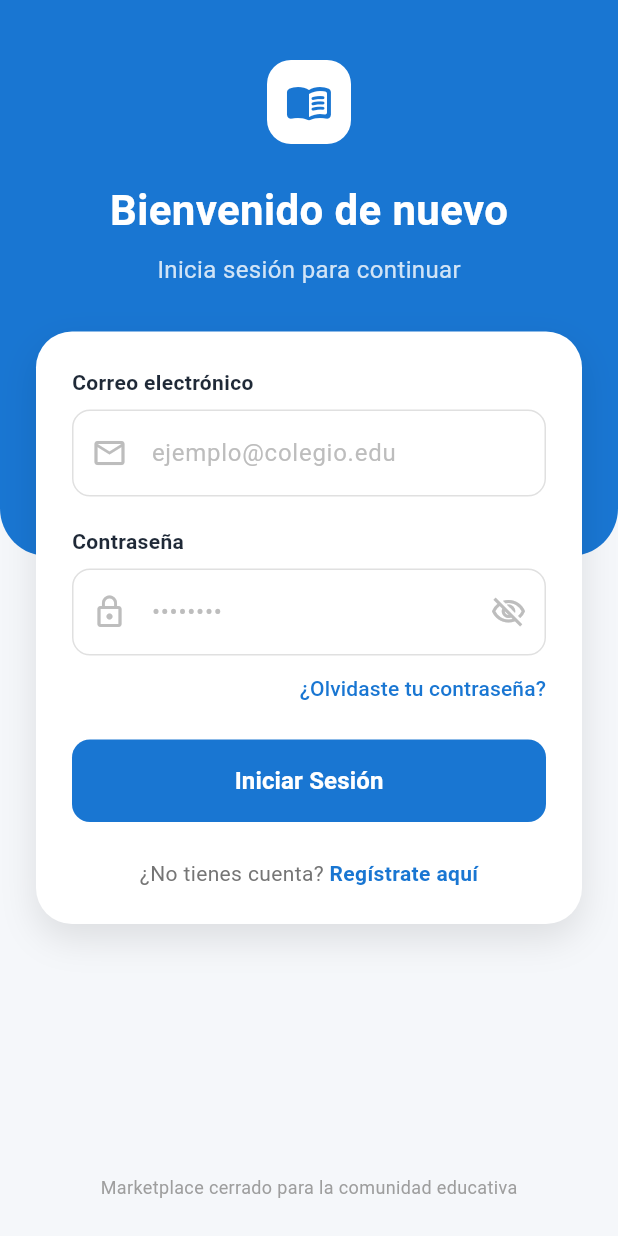
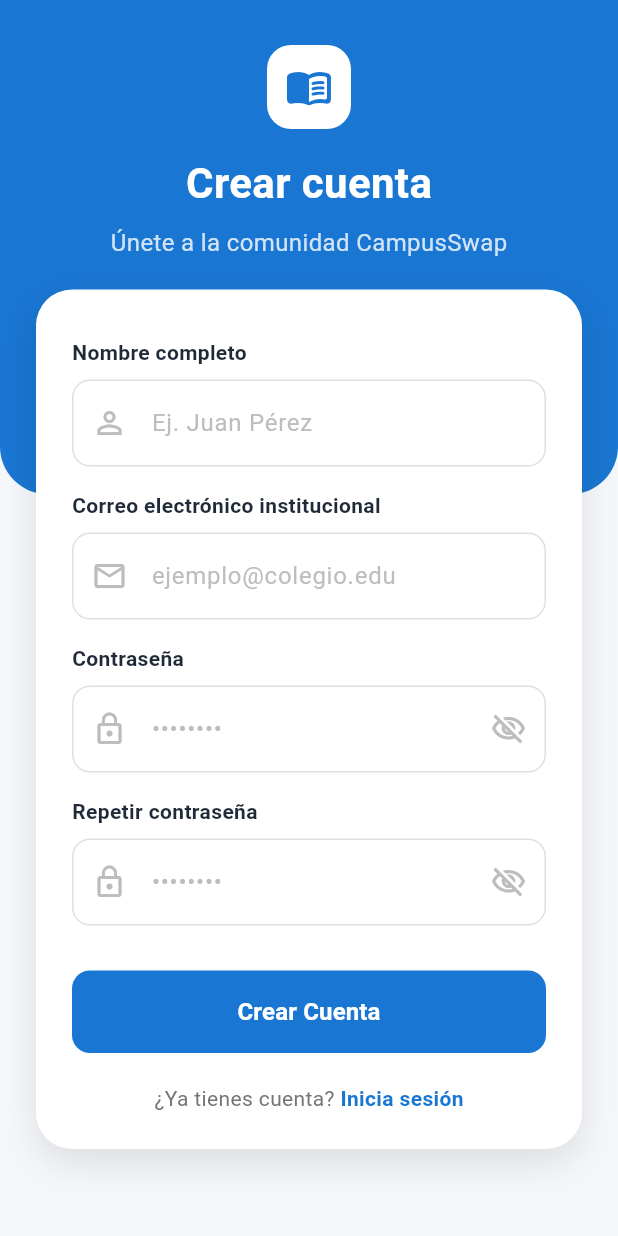
Before and after one commit to Kuro-0-0/CampusSwap-app, a Flutter app: the screen it shows after launch, after a tap on "Regístrate aquí", on a phone screen of 412 x 824 dp. Run offline on Flutter 3.47's test engine with Material 3 defaults, Android fonts, the phone set to English and light mode, and no system bars; our stand-ins replace flutter_bloc, flutter_secure_storage.

Commit message:
Completado la interfaz de registro, con la intregración del bloc

```diff
--- /dev/null
+++ b/lib/core/models/register_request_model.dart
@@ -0,0 +1,25 @@
+class RegisterRequest {
+  final String nombre;
+  final String username;
+  final String email;
+  final String password;
+  final String repeatPassword;
+
+  RegisterRequest({
+    required this.nombre,
+    required this.username,
+    required this.email,
+    required this.password,
+    required this.repeatPassword,
+  });
+
+  Map<String, dynamic> toJson() {
+    return {
+      'nombre': nombre,
+      'username': username,
+      'email': email,
+      'password': password,
+      'repeatPassword': repeatPassword,
+    };
+  }
+}
--- /dev/null
+++ b/lib/core/models/register_response_model.dart
@@ -0,0 +1,27 @@
+class RegisterResponse {
+  final String uuid;
+  final String nombre;
+  final String username;
+  final String email;
+  final String token;
+
+  RegisterResponse({
+    required this.uuid,
+    required this.nombre,
+    required this.username,
+    required this.email,
+    required this.token,
+  });
+
+  factory RegisterResponse.fromJson(Map<String, dynamic> json) {
+    return RegisterResponse(
+      uuid: json['uuid'] ?? '',
+      nombre: json['nombre'] ?? '',
+      username: json['username'] ?? '',
+      email: json['email'] ?? '',
+      token: json['token'] ?? '',
+    );
+  }
+
+
+}
--- a/lib/core/services/token_storage_service.dart
+++ b/lib/core/services/token_storage_service.dart
@@ -6,6 +6,7 @@
 
   // Keys to avoid typos
   static const _keyToken = '';
+  static const baseUrl = 'http://10.0.2.2:8080';
 
   // Save the token
   Future<void> saveToken(String token) async {
--- a/lib/core/widgets/campo_input_custom.dart
+++ b/lib/core/widgets/custom_input_field.dart
@@ -9,6 +9,7 @@
   final TextEditingController? controller;
   final Widget? suffixIcon;
   final TextInputType keyboardType;
+  final String? Function(String?)? validator;
 
   const CustomInputField({
     super.key,
@@ -19,6 +20,7 @@
     this.controller,
     this.suffixIcon,
     this.keyboardType = TextInputType.text,
+    this.validator,
   });
 
   @override
@@ -42,10 +44,11 @@
             borderRadius: BorderRadius.circular(12),
             border: Border.all(color: Colors.grey.shade300),
           ),
-          child: TextField(
+          child: TextFormField(
             controller: controller,
             obscureText: isPassword,
             keyboardType: keyboardType,
+            validator: validator,
             style: const TextStyle(color: AppColors.textDark),
             decoration: InputDecoration(
               hintText: hintText,
--- a/lib/features/auth/bloc/auth_bloc.dart
+++ b/lib/features/auth/bloc/auth_bloc.dart
@@ -1,9 +1,9 @@
-import 'package:bloc/bloc.dart';
 import 'package:campusswap_app/core/models/login_request_model.dart';
 import 'package:campusswap_app/core/models/login_response_model.dart';
 import 'package:campusswap_app/core/services/auth_service.dart';
 import 'package:campusswap_app/core/services/token_storage_service.dart';
-import 'package:meta/meta.dart';
+import 'package:flutter/material.dart';
+import 'package:flutter_bloc/flutter_bloc.dart';
 
 part 'auth_event.dart';
 part 'auth_state.dart';
--- /dev/null
+++ b/lib/features/auth/bloc/register_event.dart
@@ -0,0 +1,9 @@
+part of 'register_bloc.dart';
+
+@immutable
+sealed class RegisterEvent {}
+
+final class RegisterUser extends RegisterEvent{
+  final RegisterRequest registerRequest;
+  RegisterUser(this.registerRequest);
+}
--- /dev/null
+++ b/lib/features/auth/bloc/register_state.dart
@@ -0,0 +1,18 @@
+part of 'register_bloc.dart';
+
+@immutable
+sealed class RegisterState {}
+
+final class RegisterInitial extends RegisterState {}
+
+final class RegisrterLoading extends RegisterState {}
+
+final class RegisterSuccess extends RegisterState {
+  final RegisterResponse registerResponse;
+  RegisterSuccess(this.registerResponse);
+}
+
+final class RegisterFailure extends RegisterState {
+  final String errorMessage;
+  RegisterFailure(this.errorMessage);
+}
--- a/lib/features/auth/ui/screens/login_screen.dart
+++ b/lib/features/auth/ui/screens/login_screen.dart
@@ -1,5 +1,6 @@
 import 'package:campusswap_app/core/theme/app_colors.dart';
 import 'package:campusswap_app/features/auth/bloc/auth_bloc.dart';
+import 'package:campusswap_app/features/auth/ui/screens/register_screen.dart';
 import 'package:campusswap_app/features/auth/ui/widgets/login_form.dart';
 import 'package:campusswap_app/features/auth/ui/widgets/login_header.dart';
 import 'package:flutter/material.dart';
@@ -109,12 +110,12 @@
                               print("Olvidé contraseña tap");
                             },
                             onRegisterTap: () {
-                              // Navigator.push(
-                              //   context,
-                              //   MaterialPageRoute(
-                              //     builder: (context) => const RegisterScreen(),
-                              //   ),
-                              // );
+                               Navigator.push(
+                                context,
+                                 MaterialPageRoute(
+                                   builder: (context) => const RegisterScreen(),
+                                ),
+                               );
                             },
                           ),
 
--- /dev/null
+++ b/lib/features/auth/ui/screens/register_screen.dart
@@ -0,0 +1,136 @@
+import 'package:campusswap_app/core/models/register_request_model.dart';
+import 'package:campusswap_app/core/services/auth_service.dart';
+import 'package:campusswap_app/core/theme/app_colors.dart';
+import 'package:campusswap_app/features/auth/bloc/register_bloc.dart';
+import 'package:flutter/material.dart';
+import 'package:flutter_bloc/flutter_bloc.dart';
+
+import '../widgets/register_header.dart';
+import '../widgets/register_form_card.dart';
+
+class RegisterScreen extends StatefulWidget {
+  const RegisterScreen({super.key});
+
+  @override
+  State<RegisterScreen> createState() => _RegisterScreenState();
+}
+
+class _RegisterScreenState extends State<RegisterScreen> {
+  late RegisterBloc _registerBloc;
+  final _formKey = GlobalKey<FormState>();
+  final _nameController = TextEditingController();
+  final _emailController = TextEditingController();
+  final _passwordController = TextEditingController();
+  final _confirmPasswordController = TextEditingController();
+
+  @override
+  void initState() {
+    super.initState();
+    _registerBloc = RegisterBloc(AuthService());
+  }
+
+  @override
+  void dispose() {
+    _nameController.dispose();
+    _emailController.dispose();
+    _passwordController.dispose();
+    _confirmPasswordController.dispose();
+    _registerBloc.close();
+    super.dispose();
+  }
+
+  void _onRegisterTap() {
+    if (_formKey.currentState!.validate()) {
+      final request = RegisterRequest(
+        nombre: _nameController.text.trim(),
+        username: _nameController.text.trim(),
+        email: _emailController.text.trim(),
+        password: _passwordController.text.trim(),
+        repeatPassword: _confirmPasswordController.text.trim(),
+      );
+      _registerBloc.add(RegisterUser(request));
+    }
+  }
+
+  @override
+  Widget build(BuildContext context) {
+    final size = MediaQuery.of(context).size;
+
+    return BlocProvider.value(
+      value: _registerBloc,
+      child: BlocListener<RegisterBloc, RegisterState>(
+        listener: (context, state) {
+          if (state is RegisterSuccess) {
+            ScaffoldMessenger.of(context).showSnackBar(
+              const SnackBar(
+                content: Text('Registro exitoso. Por favor, inicia sesión.'),
+                backgroundColor: Colors.green,
+              ),
+            );
+            Navigator.pop(context);
+          } else if (state is RegisterFailure) {
+            ScaffoldMessenger.of(context).showSnackBar(
+              SnackBar(
+                content: Text('Error: ${state.errorMessage}'),
+                backgroundColor: Colors.red,
+              ),
+            );
+          }
+        },
+        child: Scaffold(
+          backgroundColor: AppColors.background,
+          body: SingleChildScrollView(
+            child: SizedBox(
+              height: size.height > 800 ? size.height : 850,
+              child: Stack(
+                children: [
+                  // 1. Fondo Azul Curvado (Un poco más alto que en Login)
+                  Container(
+                    height: size.height * 0.40,
+                    decoration: const BoxDecoration(
+                      color: AppColors.primaryBlue,
+                      borderRadius: BorderRadius.vertical(bottom: Radius.circular(32)),
+                    ),
+                  ),
+
+                  // 2. Contenido
+                  SafeArea(
+                    child: SingleChildScrollView(
+                      child: Column(
+                        children: [
+                          RegisterHeader(
+                            onBackTap: () => Navigator.pop(context),
+                          ),
+
+                          const SizedBox(height: 20),
+
+                          BlocBuilder<RegisterBloc, RegisterState>(
+                            builder: (context, state) {
+                              final isLoading = state is RegisrterLoading;
+                              return RegisterFormCard(
+                                formKey: _formKey,
+                                nameController: _nameController,
+                                emailController: _emailController,
+                                passwordController: _passwordController,
+                                confirmPasswordController: _confirmPasswordController,
+                                isLoading: isLoading,
+                                onRegisterTap: _onRegisterTap,
+                                onLoginTap: () => Navigator.pop(context),
+                              );
+                            },
+                          ),
+
+                        const SizedBox(height: 20),
+                      ],
+                    ),
+                  ),
+                ),
+                ],
+              ),
+            ),
+          ),
+        ),
+      ),
+    );
+  }
+}
--- a/lib/features/auth/ui/widgets/login_form.dart
+++ b/lib/features/auth/ui/widgets/login_form.dart
@@ -1,5 +1,5 @@
 import 'package:campusswap_app/core/theme/app_colors.dart';
-import 'package:campusswap_app/core/widgets/campo_input_custom.dart';
+import 'package:campusswap_app/core/widgets/custom_input_field.dart';
 import 'package:flutter/material.dart';
 
 
--- /dev/null
+++ b/lib/features/auth/ui/widgets/register_form_card.dart
@@ -0,0 +1,204 @@
+import 'package:campusswap_app/core/theme/app_colors.dart';
+import 'package:campusswap_app/core/widgets/custom_input_field.dart';
+import 'package:flutter/material.dart';
+
+class RegisterFormCard extends StatefulWidget {
+  final GlobalKey<FormState> formKey;
+  final TextEditingController nameController;
+  final TextEditingController emailController;
+  final TextEditingController passwordController;
+  final TextEditingController confirmPasswordController;
+  final bool isLoading;
+  final VoidCallback onRegisterTap;
+  final VoidCallback onLoginTap;
+
+  const RegisterFormCard({
+    super.key,
+    required this.formKey,
+    required this.nameController,
+    required this.emailController,
+    required this.passwordController,
+    required this.confirmPasswordController,
+    required this.isLoading,
+    required this.onRegisterTap,
+    required this.onLoginTap,
+  });
+
+  @override
+  State<RegisterFormCard> createState() => _RegisterFormCardState();
+}
+
+class _RegisterFormCardState extends State<RegisterFormCard> {
+  bool _isPasswordVisible = false;
+  bool _isConfirmPasswordVisible = false;
+
+  @override
+  Widget build(BuildContext context) {
+    return Container(
+      margin: const EdgeInsets.symmetric(horizontal: 24),
+      padding: const EdgeInsets.all(24),
+      decoration: BoxDecoration(
+        color: Colors.white,
+        borderRadius: BorderRadius.circular(24),
+        boxShadow: [
+          BoxShadow(
+            color: Colors.black.withOpacity(0.1),
+            blurRadius: 20,
+            offset: const Offset(0, 10),
+          ),
+        ],
+      ),
+      child: Form(
+        key: widget.formKey,
+        child: Column(
+          crossAxisAlignment: CrossAxisAlignment.stretch,
+          children: [
+            const SizedBox(height: 8),
+
+            // 1. Nombre
+            CustomInputField(
+              label: "Nombre completo",
+              hintText: "Ej. Juan Pérez",
+              prefixIcon: Icons.person_outline,
+              controller: widget.nameController,
+              keyboardType: TextInputType.name,
+              validator: (value) {
+                if (value == null || value.trim().isEmpty) {
+                  return 'El nombre es requerido';
+                }
+                return null;
+              },
+            ),
+            const SizedBox(height: 16),
+
+            // 2. Email
+            CustomInputField(
+              label: "Correo electrónico institucional",
+              hintText: "ejemplo@colegio.edu",
+              prefixIcon: Icons.mail_outline,
+              controller: widget.emailController,
+              keyboardType: TextInputType.emailAddress,
+              validator: (value) {
+                if (value == null || value.trim().isEmpty) {
+                  return 'El email es requerido';
+                }
+                final emailRegex = RegExp(r'^[^@]+@[^@]+\.[^@]+$');
+                if (!emailRegex.hasMatch(value)) {
+                  return 'Ingresa un email válido';
+                }
+                return null;
+              },
+            ),
+            const SizedBox(height: 16),
+
+            // 3. Contraseña
+            CustomInputField(
+              label: "Contraseña",
+              hintText: "••••••••",
+              prefixIcon: Icons.lock_outline,
+              isPassword: !_isPasswordVisible,
+              controller: widget.passwordController,
+              suffixIcon: IconButton(
+                icon: Icon(
+                  _isPasswordVisible
+                      ? Icons.visibility_outlined
+                      : Icons.visibility_off_outlined,
+                  color: Colors.grey.shade400,
+                ),
+                onPressed: () =>
+                    setState(() => _isPasswordVisible = !_isPasswordVisible),
+              ),
+              validator: (value) {
+                if (value == null || value.isEmpty) {
+                  return 'La contraseña es requerida';
+                }
+                if (value.length < 6) {
+                  return 'La contraseña debe tener al menos 6 caracteres';
+                }
+                return null;
+              },
+            ),
+            const SizedBox(height: 16),
+
+            // 4. Repetir contraseña
+            CustomInputField(
+              label: "Repetir contraseña",
+              hintText: "••••••••",
+              prefixIcon: Icons.lock_outline,
+              isPassword: !_isConfirmPasswordVisible,
+              controller: widget.confirmPasswordController,
+              suffixIcon: IconButton(
+                icon: Icon(
+                  _isConfirmPasswordVisible
+                      ? Icons.visibility_outlined
+                      : Icons.visibility_off_outlined,
+                  color: Colors.grey.shade400,
+                ),
+                onPressed: () => setState(() =>
+                    _isConfirmPasswordVisible = !_isConfirmPasswordVisible),
+              ),
+              validator: (value) {
+                if (value == null || value.isEmpty) {
+                  return 'Debes confirmar la contraseña';
+                }
+                if (value != widget.passwordController.text) {
+                  return 'Las contraseñas no coinciden';
+                }
+                return null;
+              },
+            ),
+
+            const SizedBox(height: 30),
+
+            // 5. Botón Crear Cuenta
+            ElevatedButton(
+              onPressed: widget.isLoading ? null : widget.onRegisterTap,
+              style: ElevatedButton.styleFrom(
+                backgroundColor: AppColors.primaryBlue,
+                foregroundColor: Colors.white,
+                padding: const EdgeInsets.symmetric(vertical: 16),
+                shape: RoundedRectangleBorder(
+                    borderRadius: BorderRadius.circular(12)),
+                elevation: 0,
+              ),
+              child: widget.isLoading
+                  ? const SizedBox(
+                      height: 20,
+                      width: 20,
+                      child: CircularProgressIndicator(
+                        color: Colors.white,
+                        strokeWidth: 2,
+                      ),
+                    )
+                  : const Text(
+                      "Crear Cuenta",
+                      style:
+                          TextStyle(fontSize: 16, fontWeight: FontWeight.bold),
+                    ),
+            ),
+
+            const SizedBox(height: 20),
+
+            // 6. Link a Login
+            Row(
+              mainAxisAlignment: MainAxisAlignment.center,
+              children: [
+                Text("¿Ya tienes cuenta? ",
+                    style: TextStyle(color: Colors.grey.shade600)),
+                GestureDetector(
+                  onTap: widget.onLoginTap,
+                  child: const Text(
+                    "Inicia sesión",
+                    style: TextStyle(
+                        color: AppColors.primaryBlue,
+                        fontWeight: FontWeight.bold),
+                  ),
+                ),
+              ],
+            ),
+          ],
+        ),
+      ),
+    );
+  }
+}
--- /dev/null
+++ b/lib/features/auth/ui/widgets/register_header.dart
@@ -0,0 +1,51 @@
+import 'package:flutter/material.dart';
+
+class RegisterHeader extends StatelessWidget {
+  final VoidCallback onBackTap;
+
+  const RegisterHeader({super.key, required this.onBackTap});
+
+  @override
+  Widget build(BuildContext context) {
+    return Padding(
+      padding: const EdgeInsets.symmetric(horizontal: 24.0),
+      child: Column(
+        children: [
+          const SizedBox(height: 20), // Margen superior SafeArea
+
+          const SizedBox(height: 10),
+
+          // Icono del libro
+          Container(
+            padding: const EdgeInsets.all(12),
+            decoration: BoxDecoration(
+              color: Colors.white,
+              borderRadius: BorderRadius.circular(16),
+            ),
+            child: const Icon(Icons.menu_book_rounded, color: Color(0xFF1976D2), size: 32),
+          ),
+
+          const SizedBox(height: 16),
+
+          // Títulos
+          const Text(
+            "Crear cuenta",
+            style: TextStyle(
+              color: Colors.white,
+              fontSize: 28,
+              fontWeight: FontWeight.bold,
+            ),
+          ),
+          const SizedBox(height: 8),
+          Text(
+            "Únete a la comunidad CampusSwap",
+            style: TextStyle(
+              color: Colors.white.withOpacity(0.8),
+              fontSize: 16,
+            ),
+          ),
+        ],
+      ),
+    );
+  }
+}
```
Also changed, not shown: lib/core/interfaces/auth_interface.dart (+8 -2 lines), lib/core/services/auth_service.dart (+35 -1 lines), lib/features/auth/bloc/register_bloc.dart (added, +28 -0 lines).
